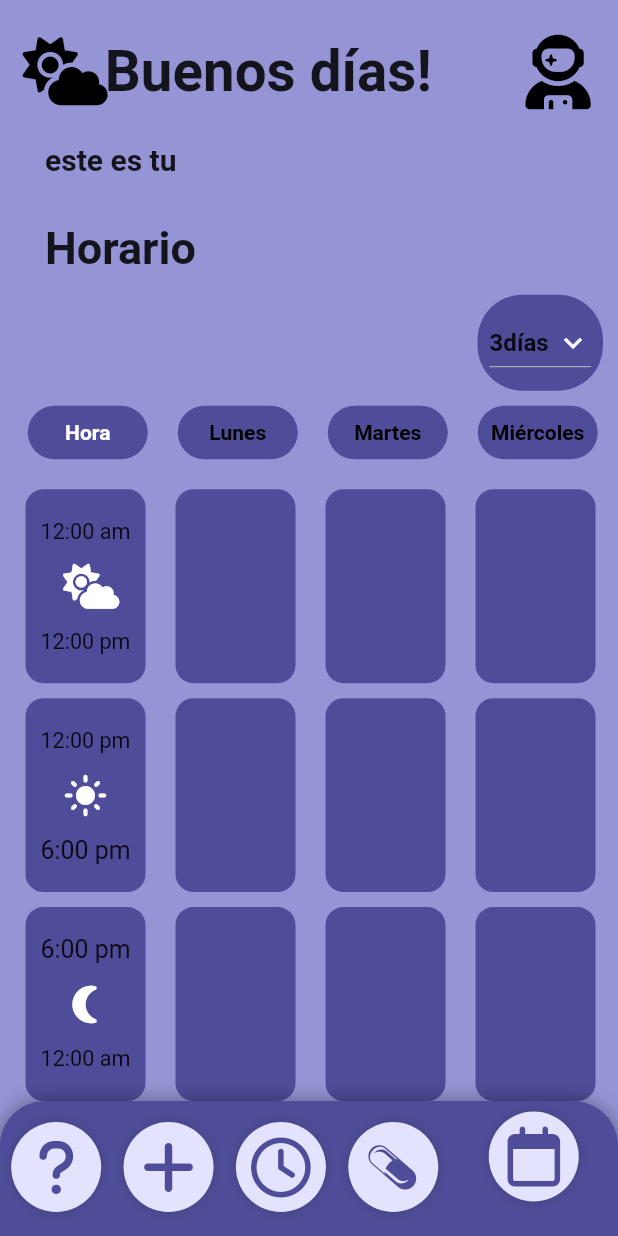
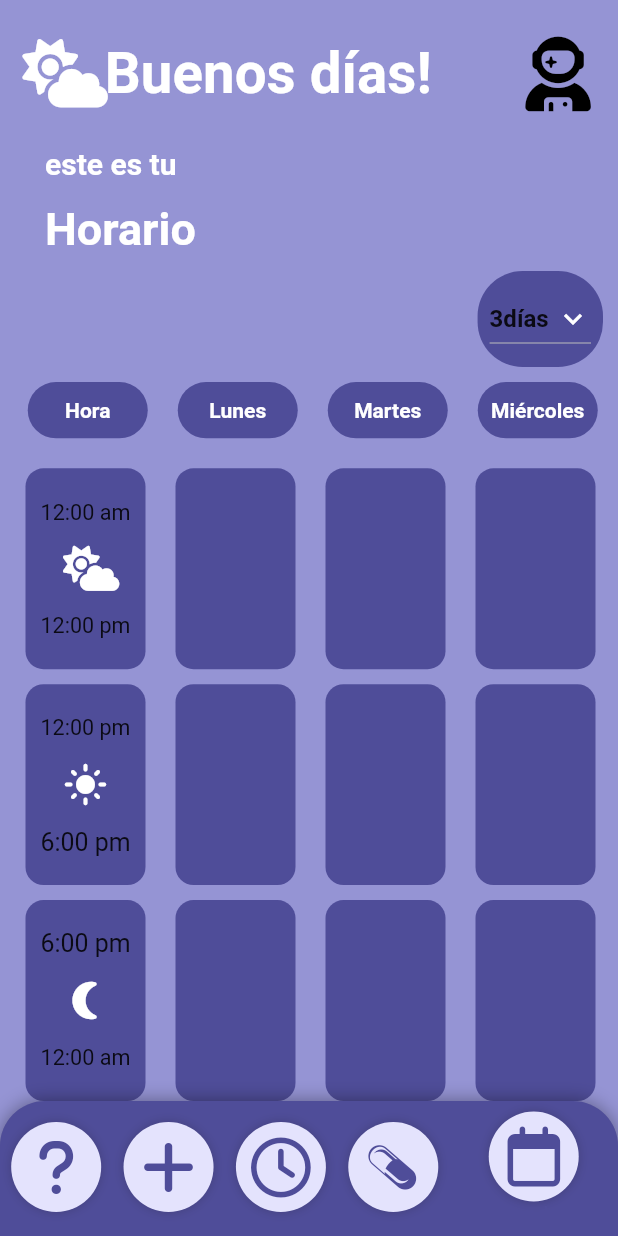
Before and after one commit to Alefig12/alarmed, a Flutter app: the screen it shows once a user with an empty profile is signed in, swiped to page 5, on a phone screen of 412 x 824 dp. Run offline on Flutter 3.47's test engine with Material 2 defaults, Android fonts, the phone set to English and light mode, and no system bars; our stand-ins replace firebase_auth, firebase_core, firebase_database, flutter_local_notifications, font_awesome_flutter, get and 4 more; missing offline and left inert: flutter_shake_animated; accounts and stored records are empty; Roboto replaces fonts that are missing (LincolnRoad); project files that could hold a hidden picture were left out.

Commit message:
littleDesignChangesCalendar

```diff
--- a/lib/ui/pages/calendar_page.dart
+++ b/lib/ui/pages/calendar_page.dart
@@ -55,7 +55,7 @@ class _CalendarPageState extends State<CalendarPage> {
                               child: FittedBox(
                                 child: Icon(
                                   FontAwesomeIcons.cloudSun,
-                                  color: Colors.black,
+                                  color: Colors.white,
                                   size: 50.0,
                                 ),
                               ),
@@ -69,7 +69,8 @@ class _CalendarPageState extends State<CalendarPage> {
                                     ' Buenos días!',
                                     style: TextStyle(
                                         fontWeight: FontWeight.bold,
-                                        fontSize: 200),
+                                        fontSize: 200,
+                                        color: Constant.title),
                                   ),
                                 ),
                               ),
@@ -92,7 +93,7 @@ class _CalendarPageState extends State<CalendarPage> {
                   )),
             ),
             Expanded(
-              flex: 4,
+              flex: 3,
               child: Container(
                 padding: EdgeInsets.only(left: 30),
                 child: Column(
@@ -104,7 +105,9 @@ class _CalendarPageState extends State<CalendarPage> {
                           child: Text(
                             'este es tu',
                             style: TextStyle(
-                                fontWeight: FontWeight.bold, fontSize: 20),
+                                fontWeight: FontWeight.bold,
+                                fontSize: 20,
+                                color: Constant.title),
                           ),
                         ),
                       ),
@@ -116,7 +119,9 @@ class _CalendarPageState extends State<CalendarPage> {
                           child: Text(
                             'Horario',
                             style: TextStyle(
-                                fontWeight: FontWeight.bold, fontSize: 30),
+                                fontWeight: FontWeight.bold,
+                                fontSize: 30,
+                                color: Constant.title),
                           ),
                         ),
                       ),
@@ -176,7 +181,7 @@ class _CalendarPageState extends State<CalendarPage> {
                                     alignment: Alignment.center,
                                     child: Text('Lunes',
                                         style: TextStyle(
-                                            color: Colors.black,
+                                            color: Constant.title,
                                             fontWeight: FontWeight.bold)),
                                   ),
                                   decoration: BoxDecoration(
@@ -193,7 +198,7 @@ class _CalendarPageState extends State<CalendarPage> {
                                     alignment: Alignment.center,
                                     child: Text('Martes',
                                         style: TextStyle(
-                                            color: Colors.black,
+                                            color: Constant.title,
                                             fontWeight: FontWeight.bold)),
                                   ),
                                   decoration: BoxDecoration(
@@ -210,7 +215,7 @@ class _CalendarPageState extends State<CalendarPage> {
                                     alignment: Alignment.center,
                                     child: Text('Miércoles',
                                         style: TextStyle(
-                                            color: Colors.black,
+                                            color: Constant.title,
                                             fontWeight: FontWeight.bold)),
                                   ),
                                   decoration: BoxDecoration(
@@ -227,7 +232,7 @@ class _CalendarPageState extends State<CalendarPage> {
                                     alignment: Alignment.center,
                                     child: Text('Jueves',
                                         style: TextStyle(
-                                            color: Colors.black,
+                                            color: Constant.title,
                                             fontWeight: FontWeight.bold)),
                                   ),
                                   decoration: BoxDecoration(
@@ -245,7 +250,7 @@ class _CalendarPageState extends State<CalendarPage> {
                                     child: Container(
                                       child: Text('Viernes',
                                           style: TextStyle(
-                                              color: Colors.black,
+                                              color: Constant.title,
                                               fontWeight: FontWeight.bold)),
                                     ),
                                   ),
@@ -263,7 +268,7 @@ class _CalendarPageState extends State<CalendarPage> {
                                     alignment: Alignment.center,
                                     child: Text('Sábado',
                                         style: TextStyle(
-                                            color: Colors.black,
+                                            color: Constant.title,
                                             fontWeight: FontWeight.bold)),
                                   ),
                                   decoration: BoxDecoration(
@@ -571,7 +576,7 @@ class itemCalendar extends StatelessWidget {
           ),
         ]),
         decoration: BoxDecoration(
-          color: Constant.secondCont,
+          color: Constant.mainCont,
           borderRadius: BorderRadius.circular(12),
         ));
   }
```
